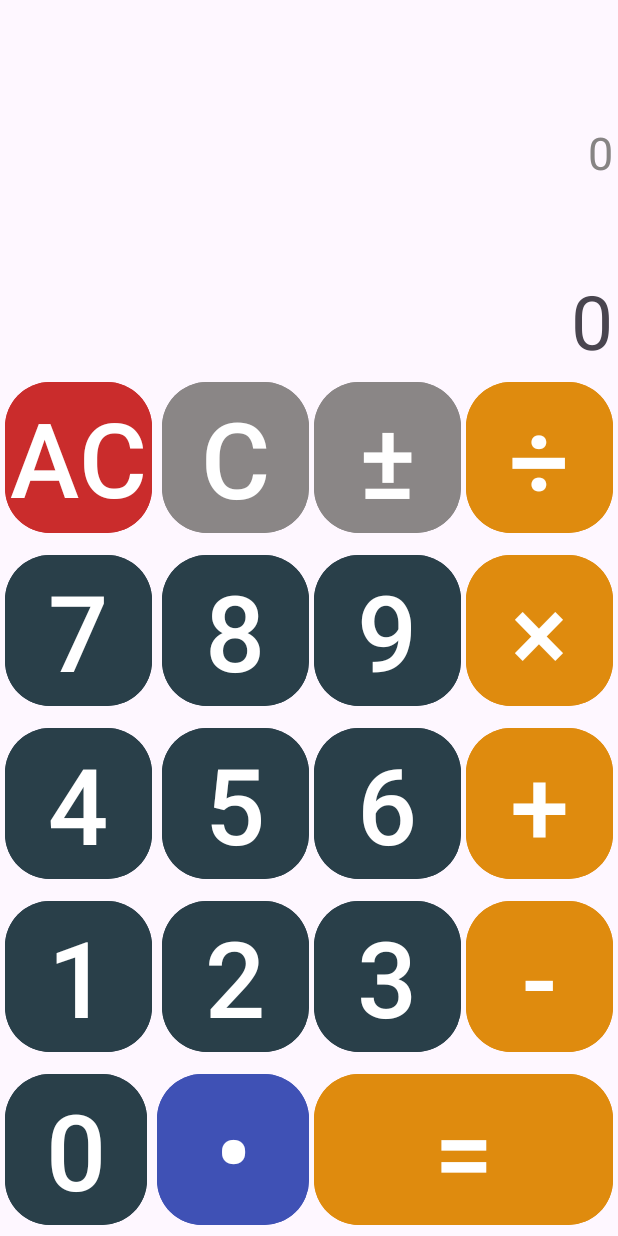
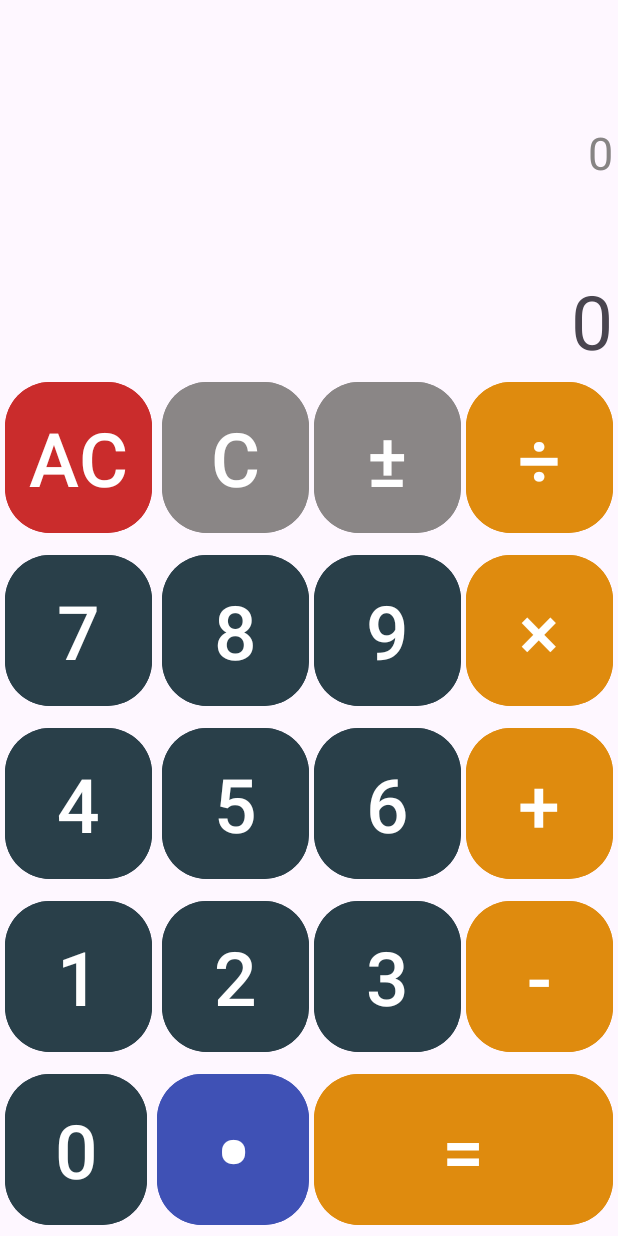
Before and after one commit to Wikcis/Calculator, an Android app: the SimpleCalcScreen screen opened directly, with no data from a screen before it, on a phone screen of 412 x 824 dp. Run offline under Robolectric (Android 15) with nearby library versions, the phone set to English and light mode, and no system bars.

```diff
--- a/app/src/main/java/com/example/calculator/AdvancedCalcScreen.kt
+++ b/app/src/main/java/com/example/calculator/AdvancedCalcScreen.kt
@@ -1,6 +1,5 @@
 package com.example.calculator
 
-import android.annotation.SuppressLint
 import android.content.res.Configuration
 import android.os.Bundle
 import android.widget.Toast
@@ -24,7 +23,6 @@ class AdvancedCalcScreen : AppCompatActivity() {
 
     private var blockSize = PORTRAIT_LENGTH
 
-    @SuppressLint("SetTextI18n")
     override fun onCreate(savedInstanceState: Bundle?) {
         super.onCreate(savedInstanceState)
         binding = ActivityAdvancedCalcScreenBinding.inflate(layoutInflater)
@@ -300,8 +298,6 @@ class AdvancedCalcScreen : AppCompatActivity() {
         }
 
         binding.plusMinusButton.setOnClickListener {
-            if (binding.resultView.text.length <= blockSize || operation) {
-                checkIfThereIsInfinity()
             if (binding.resultView.text.toString().toDouble() > 0) {
                 var t = binding.resultView.text
                 t = "-$t"
@@ -324,7 +320,6 @@ class AdvancedCalcScreen : AppCompatActivity() {
                     val tmp = binding.expressionTextView.text.toString().toDouble()
                     binding.expressionTextView.text = (-tmp).toString()
                     binding.resultView.text = binding.expressionTextView.text
-                    }
                 }
             }
         }
@@ -351,7 +346,6 @@ class AdvancedCalcScreen : AppCompatActivity() {
         }
     }
 
-    @SuppressLint("RtlHardcoded")
     private fun evaluateExpression() {
         try {
             val result =
--- a/app/src/main/java/com/example/calculator/SimpleCalcScreen.kt
+++ b/app/src/main/java/com/example/calculator/SimpleCalcScreen.kt
@@ -1,6 +1,5 @@
 package com.example.calculator
 
-import android.annotation.SuppressLint
 import android.content.res.Configuration
 import android.os.Bundle
 import android.widget.Toast
@@ -24,7 +23,6 @@ class SimpleCalcScreen : AppCompatActivity() {
 
     private var blockSize = PORTRAIT_LENGTH
 
-    @SuppressLint("SetTextI18n")
     override fun onCreate(savedInstanceState: Bundle?) {
         super.onCreate(savedInstanceState)
         binding = ActivitySimpleCalcScreenBinding.inflate(layoutInflater)
@@ -176,8 +174,6 @@ class SimpleCalcScreen : AppCompatActivity() {
         }
 
         binding.plusMinusButton.setOnClickListener {
-            if (binding.resultView.text.length <= blockSize || operation) {
-                checkIfThereIsInfinity()
             if (binding.resultView.text.toString().toDouble() > 0) {
                 var t = binding.resultView.text
                 t = "-$t"
@@ -202,7 +198,6 @@ class SimpleCalcScreen : AppCompatActivity() {
                 }
             }
         }
-        }
 
         binding.resultButton.setOnClickListener{
             operation = false
@@ -224,7 +219,7 @@ class SimpleCalcScreen : AppCompatActivity() {
             binding.expressionTextView.text = binding.expressionTextView.text.dropLast(1)
         }
     }
-    @SuppressLint("RtlHardcoded")
+
     private fun evaluateExpression(){
         try{
             val result = ExpressionBuilder(binding.expressionTextView.text.toString()).build().evaluate()
--- a/app/src/main/res/layout/activity_simple_calc_screen.xml
+++ b/app/src/main/res/layout/activity_simple_calc_screen.xml
@@ -12,6 +12,8 @@
         android:layout_width="0dp"
         android:layout_height="0dp"
         android:layout_margin="3dp"
+        android:autoSizeMaxTextSize="50sp"
+        android:autoSizeMinTextSize="16sp"
         android:autoSizeTextType="uniform"
         android:backgroundTint="#8A8686"
         android:padding="3dp"
@@ -30,6 +32,8 @@
         android:layout_width="0dp"
         android:layout_height="0dp"
         android:layout_margin="3dp"
+        android:autoSizeMaxTextSize="50sp"
+        android:autoSizeMinTextSize="16sp"
         android:autoSizeTextType="uniform"
         android:backgroundTint="#DF8B0E"
         android:padding="3dp"
@@ -47,6 +51,8 @@
         android:layout_width="0dp"
         android:layout_height="0dp"
         android:layout_margin="3dp"
+        android:autoSizeMaxTextSize="50sp"
+        android:autoSizeMinTextSize="16sp"
         android:autoSizeTextType="uniform"
         android:backgroundTint="#DF8B0E"
         android:padding="3dp"
@@ -65,6 +71,8 @@
         android:layout_width="0dp"
         android:layout_height="0dp"
         android:layout_margin="3dp"
+        android:autoSizeMaxTextSize="50sp"
+        android:autoSizeMinTextSize="16sp"
         android:autoSizeTextType="uniform"
         android:backgroundTint="#293F49"
         android:padding="3dp"
@@ -100,6 +108,8 @@
         android:layout_width="0dp"
         android:layout_height="0dp"
         android:layout_margin="3dp"
+        android:autoSizeMaxTextSize="50sp"
+        android:autoSizeMinTextSize="16sp"
         android:autoSizeTextType="uniform"
         android:backgroundTint="#DF8B0E"
         android:padding="3dp"
@@ -118,6 +128,7 @@
         android:layout_width="0dp"
         android:layout_height="0dp"
         android:layout_margin="3dp"
+        android:autoSizeMaxTextSize="50sp"
         android:autoSizeTextType="uniform"
         android:backgroundTint="#CA2C2C"
         android:padding="3dp"
@@ -129,13 +140,16 @@
         app:layout_constraintEnd_toStartOf="@+id/clearButton"
         app:layout_constraintHorizontal_bias="0.5"
         app:layout_constraintStart_toStartOf="parent"
-        app:layout_constraintTop_toTopOf="@+id/guideline3" />
+        app:layout_constraintTop_toTopOf="@+id/guideline3"
+        android:autoSizeMinTextSize="16sp" />
 
     <Button
         android:id="@+id/oneButton"
         android:layout_width="0dp"
         android:layout_height="0dp"
         android:layout_margin="3dp"
+        android:autoSizeMaxTextSize="50sp"
+        android:autoSizeMinTextSize="16sp"
         android:autoSizeTextType="uniform"
         android:backgroundTint="#293F49"
         android:padding="3dp"
@@ -153,6 +167,8 @@
         android:id="@+id/sixButton"
         android:layout_width="0dp"
         android:layout_height="0dp"
+        android:autoSizeMaxTextSize="50sp"
+        android:autoSizeMinTextSize="16sp"
         android:autoSizeTextType="uniform"
         android:backgroundTint="#293F49"
         android:padding="3dp"
@@ -171,6 +187,8 @@
         android:layout_width="0dp"
         android:layout_height="0dp"
         android:layout_margin="3dp"
+        android:autoSizeMaxTextSize="50sp"
+        android:autoSizeMinTextSize="16sp"
         android:autoSizeTextType="uniform"
         android:backgroundTint="#DF8B0E"
         android:padding="3dp"
@@ -189,6 +207,8 @@
         android:layout_width="0dp"
         android:layout_height="0dp"
         android:layout_margin="3dp"
+        android:autoSizeMaxTextSize="50sp"
+        android:autoSizeMinTextSize="16sp"
         android:autoSizeTextType="uniform"
         android:backgroundTint="#293F49"
         android:padding="3dp"
@@ -206,6 +226,8 @@
         android:id="@+id/threeButton"
         android:layout_width="0dp"
         android:layout_height="0dp"
+        android:autoSizeMaxTextSize="50sp"
+        android:autoSizeMinTextSize="16sp"
         android:autoSizeTextType="uniform"
         android:backgroundTint="#293F49"
         android:padding="3dp"
@@ -224,6 +246,8 @@
         android:layout_width="0dp"
         android:layout_height="0dp"
         android:layout_margin="3dp"
+        android:autoSizeMaxTextSize="50sp"
+        android:autoSizeMinTextSize="16sp"
         android:autoSizeTextType="uniform"
         android:backgroundTint="#293F49"
         android:padding="3dp"
@@ -242,6 +266,8 @@
         android:layout_width="0dp"
         android:layout_height="0dp"
         android:layout_margin="3dp"
+        android:autoSizeMaxTextSize="50sp"
+        android:autoSizeMinTextSize="16sp"
         android:autoSizeTextType="uniform"
         android:backgroundTint="#293F49"
         android:padding="3dp"
@@ -260,6 +286,8 @@
         android:layout_width="0dp"
         android:layout_height="0dp"
         android:layout_margin="3dp"
+        android:autoSizeMaxTextSize="50sp"
+        android:autoSizeMinTextSize="16sp"
         android:autoSizeTextType="uniform"
         android:backgroundTint="#293F49"
         android:padding="3dp"
@@ -276,6 +304,8 @@
         android:id="@+id/nineButton"
         android:layout_width="0dp"
         android:layout_height="0dp"
+        android:autoSizeMaxTextSize="50sp"
+        android:autoSizeMinTextSize="16sp"
         android:autoSizeTextType="uniform"
         android:backgroundTint="#293F49"
         android:padding="3dp"
@@ -294,6 +324,8 @@
         android:layout_width="0dp"
         android:layout_height="0dp"
         android:layout_margin="3dp"
+        android:autoSizeMaxTextSize="50sp"
+        android:autoSizeMinTextSize="16sp"
         android:autoSizeTextType="uniform"
         android:backgroundTint="#DF8B0E"
         android:padding="3dp"
@@ -312,6 +344,8 @@
         android:layout_width="0dp"
         android:layout_height="0dp"
         android:layout_margin="3dp"
+        android:autoSizeMaxTextSize="50sp"
+        android:autoSizeMinTextSize="16sp"
         android:autoSizeTextType="uniform"
         android:backgroundTint="#293F49"
         android:padding="3dp"
@@ -329,6 +363,8 @@
         android:id="@+id/plusMinusButton"
         android:layout_width="0dp"
         android:layout_height="0dp"
+        android:autoSizeMaxTextSize="50sp"
+        android:autoSizeMinTextSize="16sp"
         android:autoSizeTextType="uniform"
         android:backgroundTint="#8A8686"
         android:padding="3dp"
```
Also changed, not shown: app/src/main/res/layout/activity_advanced_calc_screen.xml (+54 -54 lines), app/src/main/res/layout/activity_home_screen.xml (+8 -8 lines). Lines whose indentation alone changed are shown as unchanged.
